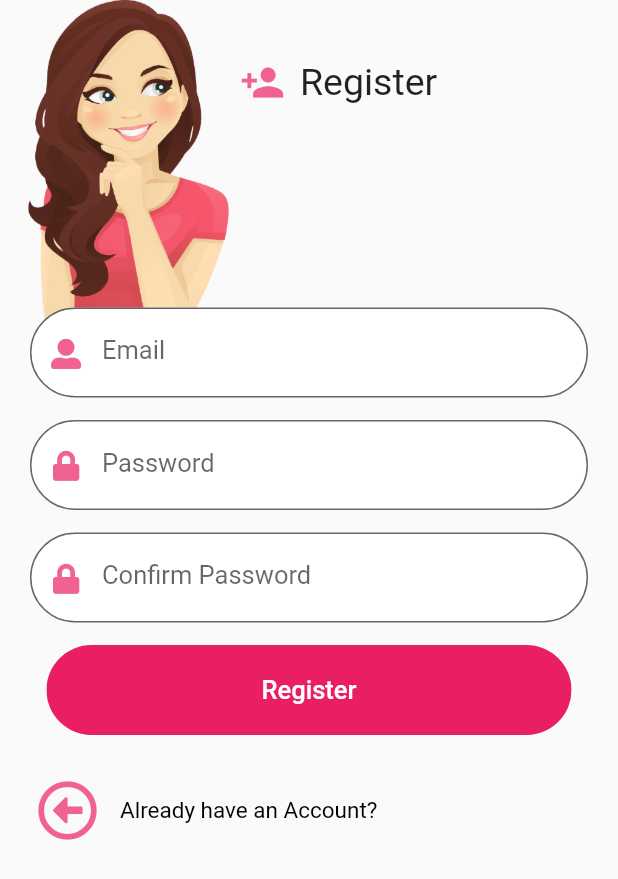
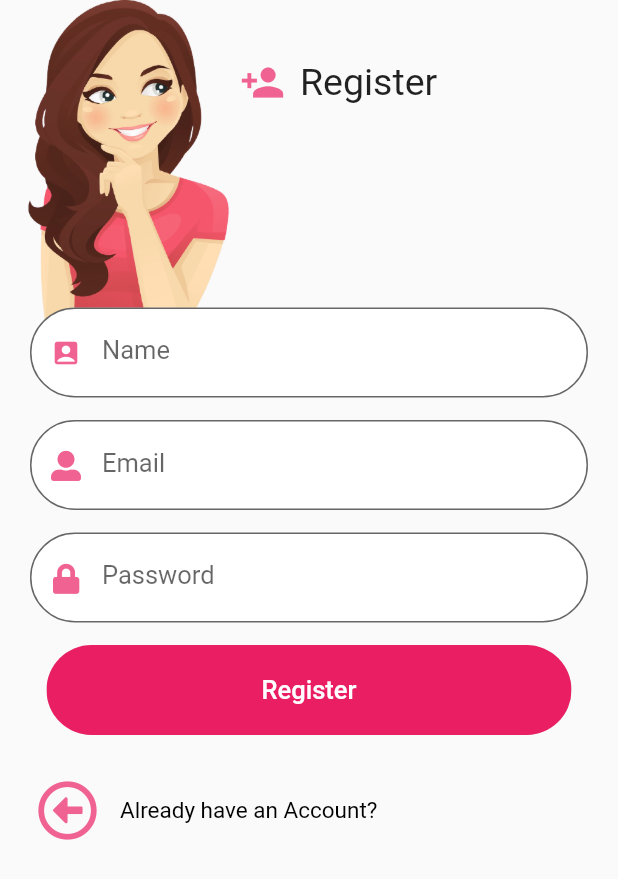
Before and after one commit to nitishgarg2002/hackathon, a Flutter app: the CustomRegister widget shown alone on an empty page, opened directly, after a tap on "Register", on a phone screen of 412 x 824 dp. Shown: the top 879 px of the screen. Run offline on Flutter 3.47's test engine with Material 2 defaults, Android fonts, the light colour scheme and no system bars; our stand-ins replace cloud_firestore, firebase_auth, firebase_core, font_awesome_flutter, google_fonts, table_calendar; accounts and stored records are empty.

Commit message:
user can register

```diff
--- a/lib/main.dart
+++ b/lib/main.dart
@@ -27,16 +27,16 @@ class MyApp extends StatelessWidget {
           visualDensity: VisualDensity.adaptivePlatformDensity,
         ),
         debugShowCheckedModeBanner: false,
-
-        home: StreamBuilder(
-              stream: FirebaseAuth.instance.authStateChanges(),
-              builder: (ctx,userSnapshot) {
-                if(userSnapshot.hasData){
-                  return HomeScreen();
-                }
-                return HomePage();
-              },
-            ),
+        home: HomePage(),
+        // home: StreamBuilder(
+        //       stream: FirebaseAuth.instance.authStateChanges(),
+        //       builder: (ctx,userSnapshot) {
+        //         if(userSnapshot.hasData){
+        //           return HomeScreen();
+        //         }
+        //         return HomePage();
+        //       },
+        //     ),
       ),
     );
   }
--- a/lib/widgets/register.dart
+++ b/lib/widgets/register.dart
@@ -1,4 +1,7 @@
+import 'package:cloud_firestore/cloud_firestore.dart';
+import 'package:firebase_auth/firebase_auth.dart';
 import 'package:flutter/material.dart';
+import 'package:flutter/services.dart';
 import 'package:google_fonts/google_fonts.dart';
 import 'package:font_awesome_flutter/font_awesome_flutter.dart';
 
@@ -8,10 +11,13 @@ class CustomRegister extends StatefulWidget {
 }
 
 class _CustomRegisterState extends State<CustomRegister> {
+   final _auth = FirebaseAuth.instance;
+  UserCredential userCredential;
   final _key = GlobalKey<FormState>();
   TextEditingController _textEditingController;
   String email;
   String password;
+  String name;
   bool credentialTrue = true;
   @override
   Widget build(BuildContext context) {
@@ -59,6 +65,39 @@ class _CustomRegisterState extends State<CustomRegister> {
               child: Column(children: [
                 SizedBox(
                   height: 90.0,
+                ),
+                Container(
+                  margin: EdgeInsets.fromLTRB(20, 5, 20, 0),
+                  child: TextFormField(
+                    validator: (value) {
+                      if(value.isEmpty){
+                        return 'Please enter your name';
+                      }
+                      return null;
+                    },
+                    controller: _textEditingController,
+                    onChanged: (val) {
+                      name = val;
+                    },
+                    keyboardType: TextInputType.name,
+                    decoration: InputDecoration(
+                      fillColor: Colors.white,
+                      filled: true,
+                      prefixIcon: Icon(
+                        Icons.account_box,
+                        size: 20.0,
+                        color: Colors.pink[300],
+                      ),
+                      labelText: 'Name',
+                      border: OutlineInputBorder(
+                          borderRadius: BorderRadius.circular(40)),
+                    ),
+                    style: TextStyle(fontSize: 17, color: Colors.black),
+                    obscureText: true,
+                  ),
+                ),
+                SizedBox(
+                  height: 10,
                 ),
                 Container(
                   margin: EdgeInsets.fromLTRB(20, 5, 20, 0),
@@ -119,33 +158,7 @@ class _CustomRegisterState extends State<CustomRegister> {
                 SizedBox(
                   height: 10.0,
                 ),
-                Container(
-                  margin: EdgeInsets.fromLTRB(20, 5, 20, 0),
-                  child: TextFormField(
-                    controller: _textEditingController,
-                    onChanged: (val) {
-                      password = val;
-                    },
-                    keyboardType: TextInputType.emailAddress,
-                    decoration: InputDecoration(
-                      fillColor: Colors.white,
-                      filled: true,
-                      prefixIcon: Icon(
-                        FontAwesomeIcons.lock,
-                        size: 20.0,
-                        color: Colors.pink[300],
-                      ),
-                      labelText: 'Confirm Password',
-                      border: OutlineInputBorder(
-                          borderRadius: BorderRadius.circular(40)),
-                    ),
-                    style: TextStyle(fontSize: 17, color: Colors.black),
-                    obscureText: true,
-                  ),
-                ),
-                SizedBox(
-                  height: 10,
-                ),
+
                 Container(
                     width: 350,
                     height: 60,
@@ -163,7 +176,41 @@ class _CustomRegisterState extends State<CustomRegister> {
                               style: GoogleFonts.varelaRound(fontSize: 17),
                             ),
                           ),
-                          onPressed: () {}),
+                          onPressed: () async{
+                            try {
+                            userCredential =  await _auth.createUserWithEmailAndPassword(email: email, password: password,);
+
+
+       FirebaseFirestore.instance
+      .collection('users').doc(userCredential.user.uid).set({
+          'name': name,
+         'email': email,
+         'password': password,
+
+       });
+                            } on  PlatformException catch (err) {
+       var message = 'An error occured, please check your credentials!';
+
+       if(err.message!= null) {
+         message = err.message;
+       }
+
+       Scaffold.of(context).showSnackBar(
+         SnackBar(
+          content: Text(message),
+          backgroundColor: Theme.of(context).errorColor,
+         ),
+         );
+
+     } on FirebaseAuthException catch (err) {
+       print(err);
+       Scaffold.of(context).showSnackBar(SnackBar(
+         content: Text(err.message,textAlign: TextAlign.center,),
+         backgroundColor: Theme.of(context).errorColor,
+       ));
+
+
+     }}),
                     )),
                 Container(
                   margin: EdgeInsets.fromLTRB(20, 10, 20, 10),
```
